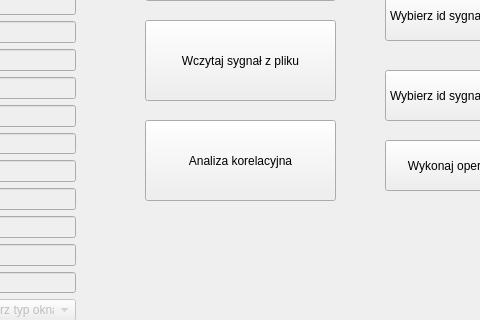
Old version of the form app/gui.ui in the repository eljotero/Cyfrowe_Przetwarzanie_Sygnalu; both pictures show x 445 to 925 and y 100 to 420 of the 1059 by 732 pixel window.
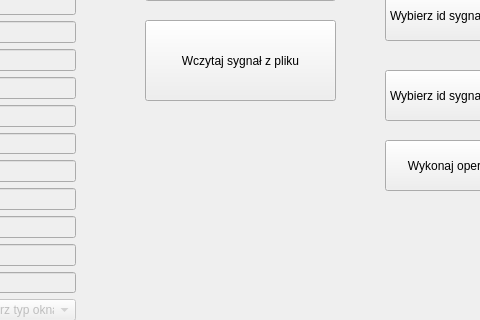
New version of the form.

Patch:
```diff
--- a/app/gui.ui
+++ b/app/gui.ui
@@ -741,19 +741,6 @@
      </rect>
     </property>
    </widget>
-   <widget class="QPushButton" name="analysisButton">
-    <property name="geometry">
-     <rect>
-      <x>590</x>
-      <y>220</y>
-      <width>191</width>
-      <height>81</height>
-     </rect>
-    </property>
-    <property name="text">
-     <string>Analiza korelacyjna</string>
-    </property>
-   </widget>
   </widget>
  </widget>
  <resources/>
```
